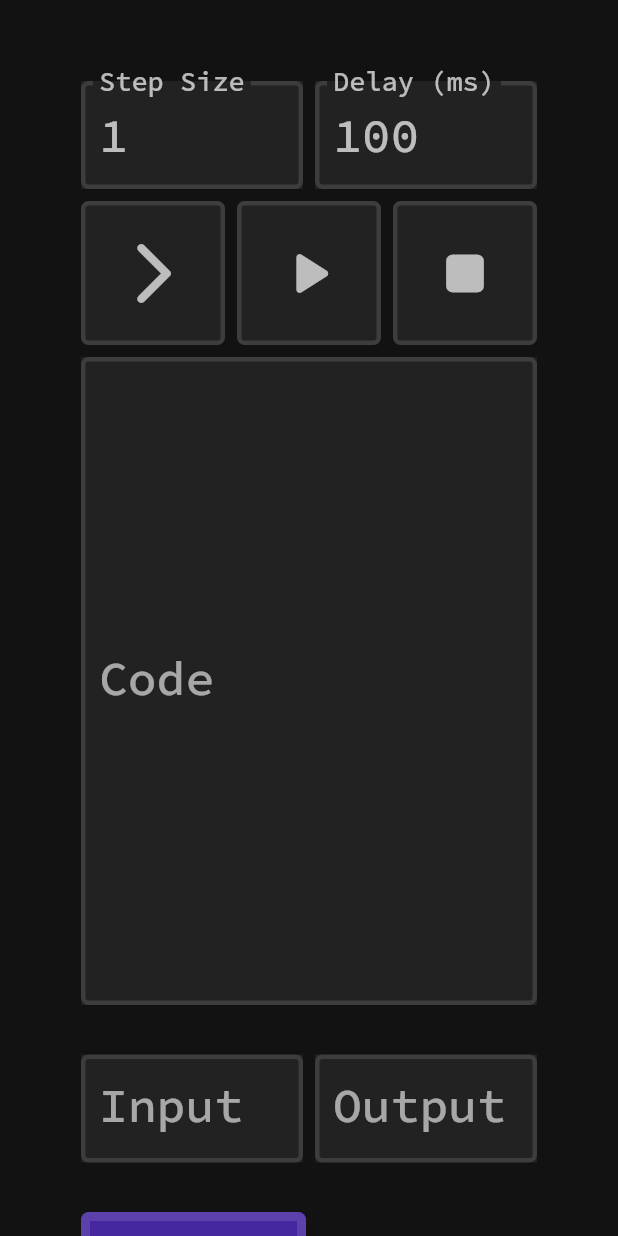
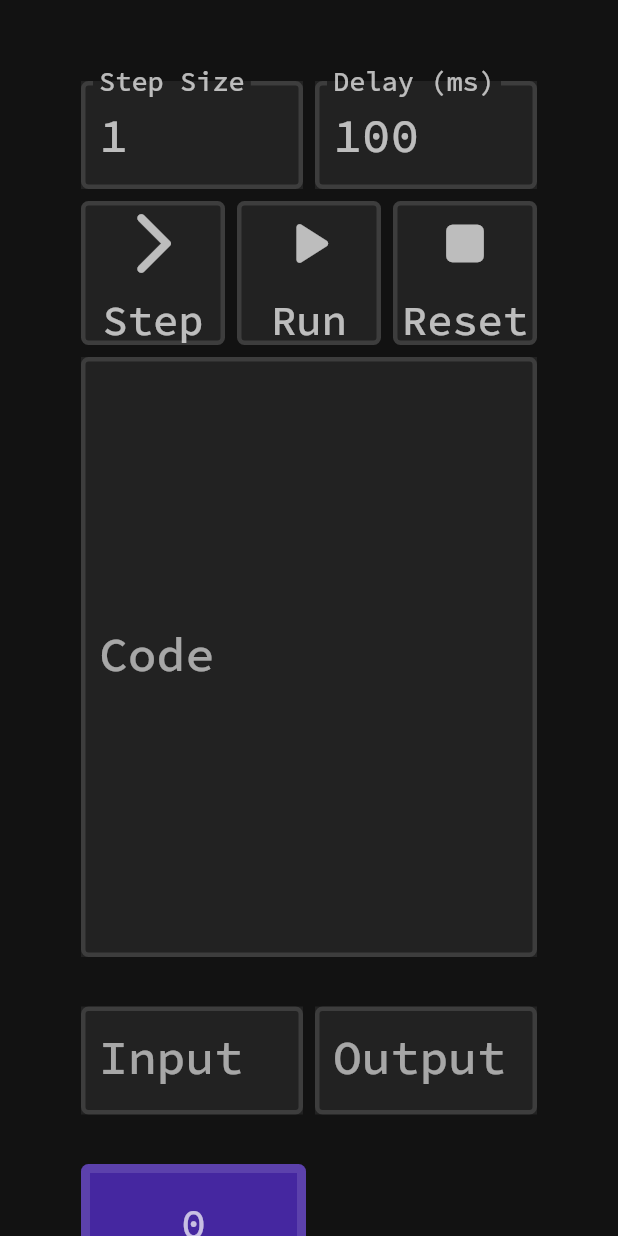
Before and after one commit to Berke-Ates/brainbug, a Flutter app: the screen it shows after launch, on a phone screen of 412 x 824 dp. Run offline on Flutter 3.47's test engine with Material 2 defaults, Android fonts, the light colour scheme and no system bars.

Commit message:
QoL polish

```diff
--- a/lib/controls.dart
+++ b/lib/controls.dart
@@ -145,11 +145,6 @@
     return Expanded(
       child: AspectRatio(
         aspectRatio: 1,
-        child: Tooltip(
-          message: message,
-          textStyle: Theme.of(context).textTheme.bodyMedium,
-          margin: const EdgeInsets.only(top: 25),
-          decoration: const BoxDecoration(color: Colors.transparent),
         child: InkWell(
           onTap: onTap,
           hoverColor: Theme.of(context).primaryColorDark,
@@ -165,10 +160,18 @@
                 width: 3,
               ),
             ),
-              child: Icon(
+            child: Center(
+              child: Column(
+                mainAxisSize: MainAxisSize.min,
+                children: <Widget>[
+                  Icon(
                     icon,
                     size: 50,
                     color: Theme.of(context).textTheme.bodyMedium!.color,
+                  ),
+                  const SizedBox(height: 8),
+                  Text(message),
+                ],
               ),
             ),
           ),
--- a/lib/editor.dart
+++ b/lib/editor.dart
@@ -12,6 +12,7 @@
     return Container(
       margin: const EdgeInsets.all(4),
       color: Theme.of(context).backgroundColor,
+      constraints: const BoxConstraints(maxHeight: 400),
       child: TextField(
         cursorColor: Theme.of(context).textTheme.bodyMedium!.color,
         cursorWidth: 4,
@@ -22,6 +23,7 @@
         onChanged: (String? s) {
           if (s != null) {
             interpreter.code = controller.text;
+            controller.mark = interpreter.cPtr2Loc();
           }
         },
         decoration: InputDecoration(
--- a/lib/main.dart
+++ b/lib/main.dart
@@ -68,7 +68,7 @@
 
   void step([int stepsize = 1]) {
     final bool isDone = interpreter.step(stepsize);
-    ec.mark = interpreter.cPtr;
+    ec.mark = interpreter.cPtr2Loc();
     ic.mark = interpreter.iPtr;
     if (isDone) pause();
     setState(() {});
@@ -90,7 +90,7 @@
   void stop() {
     pause();
     interpreter.reset();
-    ec.mark = interpreter.cPtr;
+    ec.mark = interpreter.cPtr2Loc();
     ic.mark = interpreter.iPtr;
     setState(() {});
   }
```
Also changed, not shown: lib/interpreter.dart (+44 -10 lines), 4 other files. Lines whose indentation alone changed are shown as unchanged.
